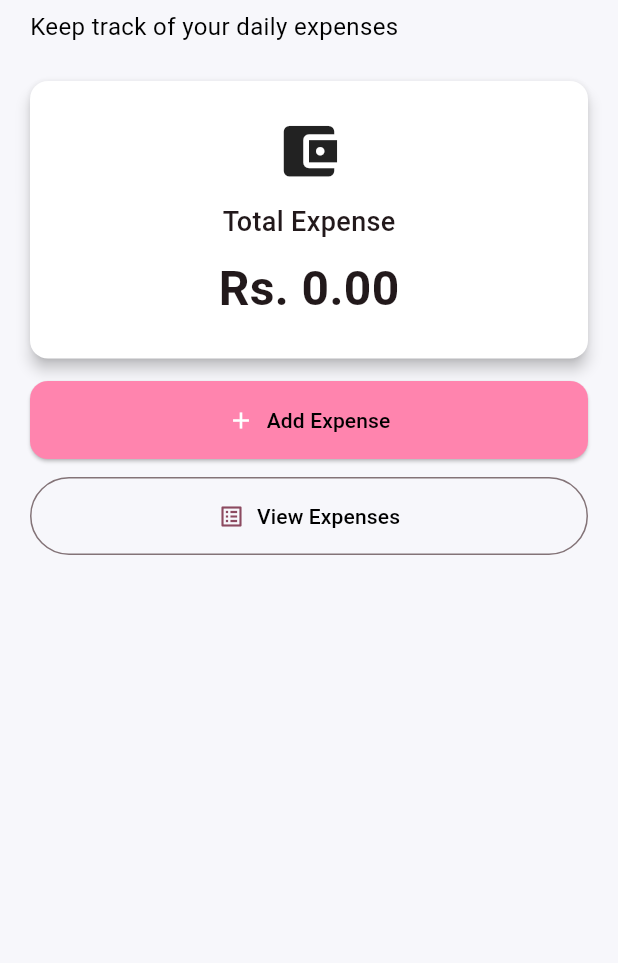
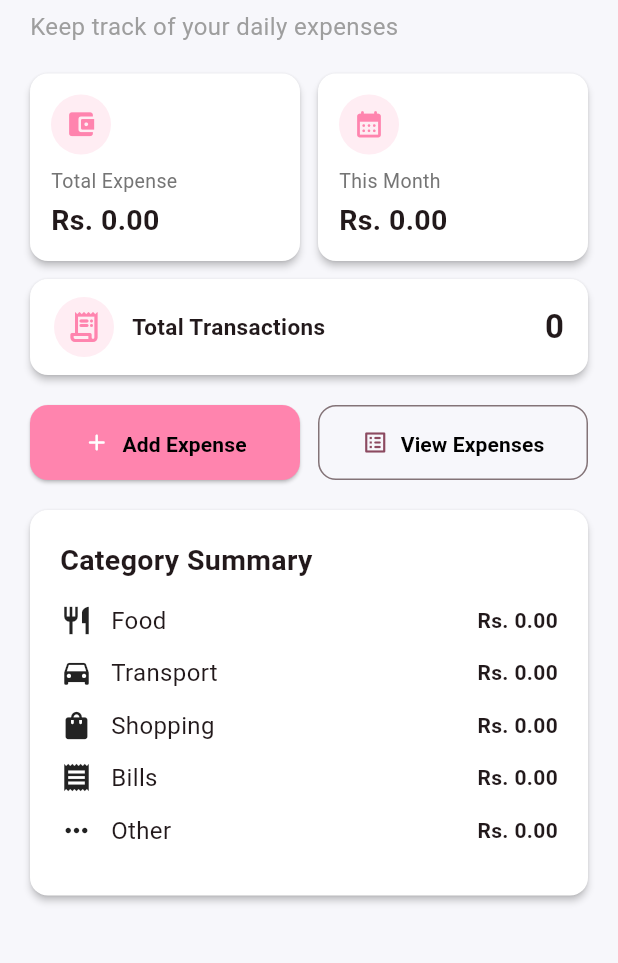
Before and after one commit to CodesBySK/expense_tracker, a Flutter app: the screen it shows after launch, on a phone screen of 412 x 824 dp, the part 174-1137 px from its top. Run offline on Flutter 3.47's test engine with Material 3 defaults, Android fonts, the phone set to English and light mode, and no system bars; our stand-ins replace shared_preferences.

Commit message:
Complete Day 2 and Day 3 Expense Tracker improvements

```diff
--- a/lib/expense_data.dart
+++ b/lib/expense_data.dart
@@ -46,9 +46,6 @@ class ExpenseData {
       });
     }).toList();
 
-    await prefs.setStringList(
-      _storageKey,
-      savedExpenses,
-    );
+    await prefs.setStringList(_storageKey, savedExpenses);
   }
 }
--- a/lib/screens/add_expense_screen.dart
+++ b/lib/screens/add_expense_screen.dart
@@ -6,11 +6,7 @@ class AddExpenseScreen extends StatefulWidget {
   final Expense? expense;
   final int? expenseIndex;
 
-  const AddExpenseScreen({
-    super.key,
-    this.expense,
-    this.expenseIndex,
-  });
+  const AddExpenseScreen({super.key, this.expense, this.expenseIndex});
 
   @override
   State<AddExpenseScreen> createState() => _AddExpenseScreenState();
@@ -61,20 +57,16 @@ class _AddExpenseScreenState extends State<AddExpenseScreen> {
     }
 
     if (_selectedCategory == null) {
-      ScaffoldMessenger.of(context).showSnackBar(
-        const SnackBar(
-          content: Text('Please select a category'),
-        ),
-      );
+      ScaffoldMessenger.of(
+        context,
+      ).showSnackBar(const SnackBar(content: Text('Please select a category')));
       return;
     }
 
     if (_selectedDate == null) {
-      ScaffoldMessenger.of(context).showSnackBar(
-        const SnackBar(
-          content: Text('Please select a date'),
-        ),
-      );
+      ScaffoldMessenger.of(
+        context,
+      ).showSnackBar(const SnackBar(content: Text('Please select a date')));
       return;
     }
     final expense = Expense(
@@ -91,20 +83,21 @@ class _AddExpenseScreenState extends State<AddExpenseScreen> {
     }
 
     await ExpenseData.saveExpenses();
-    if(!mounted) return;
+    if (!mounted) return;
 
     ScaffoldMessenger.of(context).showSnackBar(
       SnackBar(
         content: Text(
-            widget.expenseIndex != null
-                ? 'Expense saved successfully!'
-                : 'Expense Saved Successfully',
+          widget.expenseIndex != null
+              ? 'Expense saved successfully!'
+              : 'Expense Saved Successfully',
         ),
       ),
     );
 
     Navigator.pop(context);
   }
+
   @override
   void initState() {
     super.initState();
@@ -121,9 +114,7 @@ class _AddExpenseScreenState extends State<AddExpenseScreen> {
   Widget build(BuildContext context) {
     return Scaffold(
       appBar: AppBar(
-        title: Text(
-            widget.expense == null ? 'Add Expense':'Edit Expense',
-        ),
+        title: Text(widget.expense == null ? 'Add Expense' : 'Edit Expense'),
       ),
       body: SingleChildScrollView(
         padding: const EdgeInsets.all(16),
@@ -223,15 +214,14 @@ class _AddExpenseScreenState extends State<AddExpenseScreen> {
                   decoration: const InputDecoration(
                     labelText: 'Date',
                     border: OutlineInputBorder(),
-                    prefixIcon: Icon(Icons.calendar_today,
-                    ),
+                    prefixIcon: Icon(Icons.calendar_today),
                   ),
                   child: Text(
                     _selectedDate == null
                         ? 'Select Date'
                         : '${_selectedDate!.day}/'
-                        '${_selectedDate!.month}/'
-                        '${_selectedDate!.year}',
+                              '${_selectedDate!.month}/'
+                              '${_selectedDate!.year}',
                   ),
                 ),
               ),
@@ -241,8 +231,8 @@ class _AddExpenseScreenState extends State<AddExpenseScreen> {
               ElevatedButton.icon(
                 onPressed: _saveExpense,
                 icon: const Icon(Icons.save),
-                label:  Text(
-                  widget.expense == null ? 'Save Expense':'Update Expense',
+                label: Text(
+                  widget.expense == null ? 'Save Expense' : 'Update Expense',
                   //style: TextStyle(color: Colors.black),
                 ),
               ),
--- a/lib/screens/dashboard_screen.dart
+++ b/lib/screens/dashboard_screen.dart
@@ -12,82 +12,121 @@ class DashboardScreen extends StatefulWidget {
 }
 
 class _DashboardScreenState extends State<DashboardScreen> {
+  // Calculate total expenses
   double get totalExpense {
-    return ExpenseData.expenses.fold(
-      0,
-          (sum, expense) => sum + expense.amount,
-    );
+    return ExpenseData.expenses.fold(0, (sum, expense) => sum + expense.amount);
+  }
+
+  // Calculate current month's expenses
+  double get monthlyExpense {
+    final now = DateTime.now();
+
+    return ExpenseData.expenses
+        .where(
+          (expense) =>
+              expense.date.month == now.month && expense.date.year == now.year,
+        )
+        .fold(0, (sum, expense) => sum + expense.amount);
+  }
+
+  // Calculate total for a specific category
+  double categoryTotal(String category) {
+    return ExpenseData.expenses
+        .where((expense) => expense.category == category)
+        .fold(0, (sum, expense) => sum + expense.amount);
   }
 
   @override
   Widget build(BuildContext context) {
-
     return Scaffold(
-      //backgroundColor:   Colors.white,//deepOrangeAccent.shade100,
       appBar: AppBar(
         title: const Text(
           'Expense Tracker',
-          style: TextStyle(
-            fontWeight: FontWeight.bold,
+          style: TextStyle(fontWeight: FontWeight.bold),
         ),
-        ),
-        //backgroundColor:   Colors.pinkAccent.shade100,
         centerTitle: true,
       ),
+
       body: SingleChildScrollView(
         padding: const EdgeInsets.all(20),
         child: Column(
           crossAxisAlignment: CrossAxisAlignment.stretch,
           children: [
+            // Welcome
             const Text(
               'Welcome to Expense Tracker',
-              style: TextStyle(
-                fontSize: 28,
-                fontWeight: FontWeight.bold,
-              ),
+              style: TextStyle(fontSize: 28, fontWeight: FontWeight.bold),
             ),
 
             const SizedBox(height: 6),
 
-            Text(
+            const Text(
               'Keep track of your daily expenses',
-              style: TextStyle(
-                fontSize: 16,
-                color: Colors.black,
+              style: TextStyle(fontSize: 16, color: Colors.grey),
+            ),
+
+            const SizedBox(height: 20),
+
+            // Total & Monthly Expense
+            Row(
+              children: [
+                Expanded(
+                  child: _summaryCard(
+                    title: 'Total Expense',
+                    amount: totalExpense,
+                    icon: Icons.account_balance_wallet_rounded,
                   ),
                 ),
 
-            const SizedBox(height: 25),
+                const SizedBox(width: 12),
 
-            // Total Expense Card
-            Card(
-              elevation: 4,
-              //color: Colors. deepOrangeAccent.shade100,
-              child: Padding(
-                padding: const EdgeInsets.all(24),
-                child: Column(
-                  children: [
-                    const Icon(
-                      Icons.account_balance_wallet,
-                      size: 45,
+                Expanded(
+                  child: _summaryCard(
+                    title: 'This Month',
+                    amount: monthlyExpense,
+                    icon: Icons.calendar_month_rounded,
+                  ),
+                ),
+              ],
             ),
 
             const SizedBox(height: 12),
 
-                    const Text(
-                      'Total Expense',
-                      style: TextStyle(
-                        fontSize: 18,
-                        fontWeight: FontWeight.w500,
+            // Total Transactions
+            Card(
+              child: Padding(
+                padding: const EdgeInsets.symmetric(
+                  horizontal: 16,
+                  vertical: 12,
+                ),
+                child: Row(
+                  children: [
+                    CircleAvatar(
+                      backgroundColor: const Color(
+                        0xFFFF84AE,
+                      ).withValues(alpha: 0.15),
+                      child: const Icon(
+                        Icons.receipt_long_rounded,
+                        color: Color(0xFFFF84AE),
                       ),
                     ),
 
-                    const SizedBox(height: 8),
+                    const SizedBox(width: 12),
+
+                    const Expanded(
+                      child: Text(
+                        'Total Transactions',
+                        style: TextStyle(
+                          fontSize: 15,
+                          fontWeight: FontWeight.w600,
+                        ),
+                      ),
+                    ),
 
                     Text(
-                      'Rs. ${totalExpense.toStringAsFixed(2)}',
+                      '${ExpenseData.expenses.length}',
                       style: const TextStyle(
-                        fontSize: 32,
+                        fontSize: 22,
                         fontWeight: FontWeight.bold,
                       ),
                     ),
@@ -96,48 +135,16 @@ class _DashboardScreenState extends State<DashboardScreen> {
               ),
             ),
 
-            const SizedBox(height: 15),
+            const SizedBox(height: 20),
 
-            // Number of Expenses
-            /*Card(
-              elevation: 2,
-              child: Padding(
-                padding: const EdgeInsets.all(20),
-                child: Row(
+            // Action Buttons
+            Row(
               children: [
-                    const CircleAvatar(
-                      radius: 25,
-                      child: Icon(Icons.receipt_long),
-                    ),
-
-                    const SizedBox(width: 15),
-
-                    const Expanded(
-                      child: Text(
-                        'Total Transactions',
-                        style: TextStyle(
-                          fontSize: 17,
-                          fontWeight: FontWeight.w500,
-                        ),
-                      ),
-                    ),
-
-                    Text(
-                      '${ExpenseData.expenses.length}',
-                      style: const TextStyle(
-                        fontSize: 24,
-                        fontWeight: FontWeight.bold,
-                      ),
-                    ),
-                  ],
-                ),
-              ),
-            ),
-*/
-            //const SizedBox(height: 30),
-
                 // Add Expense
-            ElevatedButton.icon(
+                Expanded(
+                  child: SizedBox(
+                    height: 50,
+                    child: ElevatedButton.icon(
                       onPressed: () async {
                         await Navigator.push(
                           context,
@@ -148,20 +155,28 @@ class _DashboardScreenState extends State<DashboardScreen> {
 
                         setState(() {});
                       },
-              icon: const Icon(Icons.add),
-
-              label: const Text('Add Expense',style: TextStyle(color: Colors.black)
+                      icon: const Icon(Icons.add_rounded),
+                      label: const Text(
+                        'Add Expense',
+                        style: TextStyle(
+                          fontWeight: FontWeight.bold,
+                          color: Colors.black,
+                        ),
                       ),
                       style: ElevatedButton.styleFrom(
                         padding: const EdgeInsets.symmetric(vertical: 16),
                       ),
-
+                    ),
+                  ),
                 ),
 
-            const SizedBox(height: 12),
+                const SizedBox(width: 12),
 
                 // View Expenses
-            OutlinedButton.icon(
+                Expanded(
+                  child: SizedBox(
+                    height: 50,
+                    child: OutlinedButton.icon(
                       onPressed: () async {
                         await Navigator.push(
                           context,
@@ -172,11 +187,77 @@ class _DashboardScreenState extends State<DashboardScreen> {
 
                         setState(() {});
                       },
-
-              icon: const Icon(Icons.list_alt),
-              label: const Text('View Expenses',style: TextStyle(color: Colors.black),),
+                      icon: const Icon(Icons.list_alt_rounded),
+                      label: const Text(
+                        'View Expenses',
+                        style: TextStyle(
+                          fontWeight: FontWeight.bold,
+                          color: Colors.black,
+                        ),
+                      ),
                       style: OutlinedButton.styleFrom(
                         padding: const EdgeInsets.symmetric(vertical: 16),
+                        shape: RoundedRectangleBorder(
+                          borderRadius: BorderRadius.circular(12),
+                        ),
+                      ),
+                    ),
+                  ),
+                ),
+              ],
+            ),
+
+            const SizedBox(height: 20),
+
+            // Category Summary
+            Card(
+              elevation: 2,
+              child: Padding(
+                padding: const EdgeInsets.all(20),
+                child: Column(
+                  crossAxisAlignment: CrossAxisAlignment.start,
+                  children: [
+                    const Text(
+                      'Category Summary',
+                      style: TextStyle(
+                        fontSize: 19,
+                        fontWeight: FontWeight.bold,
+                      ),
+                    ),
+
+                    const SizedBox(height: 15),
+
+                    _categoryRow(
+                      'Food',
+                      Icons.restaurant,
+                      categoryTotal('Food'),
+                    ),
+
+                    _categoryRow(
+                      'Transport',
+                      Icons.directions_car,
+                      categoryTotal('Transport'),
+                    ),
+
+                    _categoryRow(
+                      'Shopping',
+                      Icons.shopping_bag,
+                      categoryTotal('Shopping'),
+                    ),
+
+                    _categoryRow(
+                      'Bills',
+                      Icons.receipt,
+                      categoryTotal('Bills'),
+                    ),
+
+                    _categoryRow(
+                      'Other',
+                      Icons.more_horiz,
+                      categoryTotal('Other'),
+                    ),
+                  ],
+                ),
               ),
             ),
           ],
@@ -184,4 +265,62 @@ class _DashboardScreenState extends State<DashboardScreen> {
       ),
     );
   }
+
+  // Summary Card
+  Widget _summaryCard({
+    required String title,
+    required double amount,
+    required IconData icon,
+  }) {
+    return Card(
+      child: Padding(
+        padding: const EdgeInsets.all(14),
+        child: Column(
+          crossAxisAlignment: CrossAxisAlignment.start,
+          children: [
+            CircleAvatar(
+              radius: 20,
+              backgroundColor: const Color(0xFFFF84AE).withValues(alpha: 0.15),
+              child: Icon(icon, size: 21, color: const Color(0xFFFF84AE)),
+            ),
+
+            const SizedBox(height: 8),
+
+            Text(
+              title,
+              style: TextStyle(fontSize: 13, color: Colors.grey.shade600),
+            ),
+
+            const SizedBox(height: 3),
+
+            Text(
+              'Rs. ${amount.toStringAsFixed(2)}',
+              style: const TextStyle(fontSize: 19, fontWeight: FontWeight.bold),
+            ),
+          ],
+        ),
+      ),
+    );
   }
+
+  // Category Row
+  Widget _categoryRow(String category, IconData icon, double amount) {
+    return Padding(
+      padding: const EdgeInsets.only(bottom: 12),
+      child: Row(
+        children: [
+          Icon(icon, size: 22),
+
+          const SizedBox(width: 12),
+
+          Expanded(child: Text(category, style: const TextStyle(fontSize: 16))),
+
+          Text(
+            'Rs. ${amount.toStringAsFixed(2)}',
+            style: const TextStyle(fontWeight: FontWeight.bold),
+          ),
+        ],
+      ),
+    );
+  }
+}
```
Also changed, not shown: lib/main.dart (+7 -20 lines), lib/screens/expense_list_screen.dart (+9 -11 lines), lib/widgets/expense_card.dart (+4 -10 lines), lib/models/expense.dart (line endings or trailing spaces), 1 other file. Lines whose indentation alone changed are shown as unchanged.
